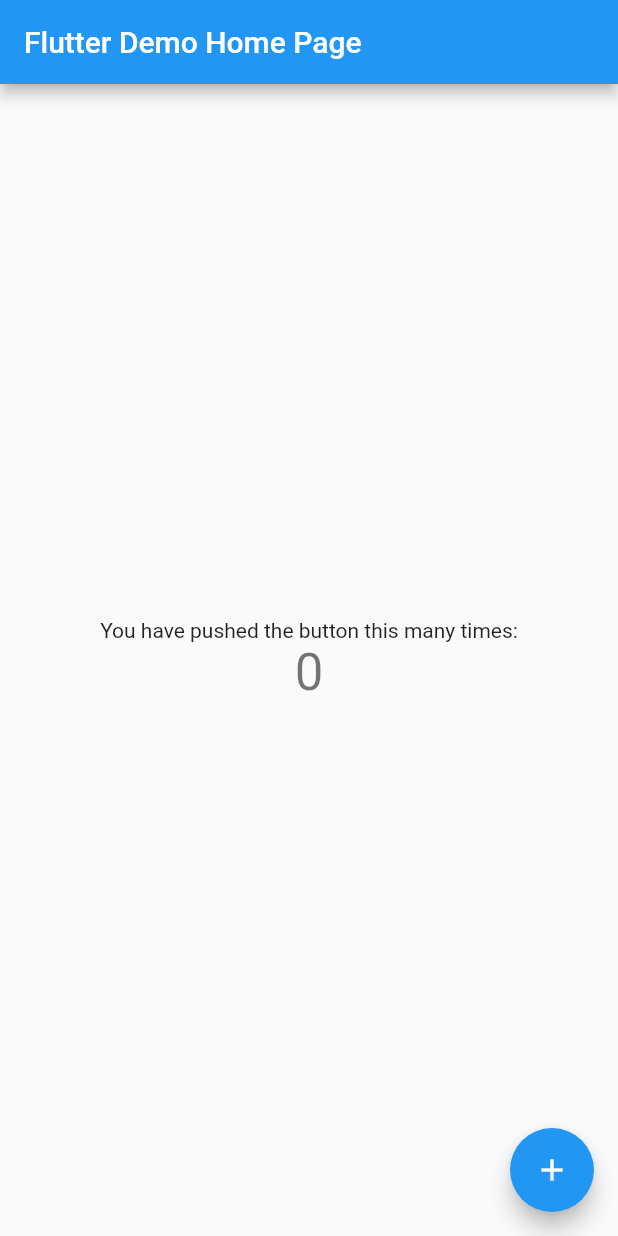
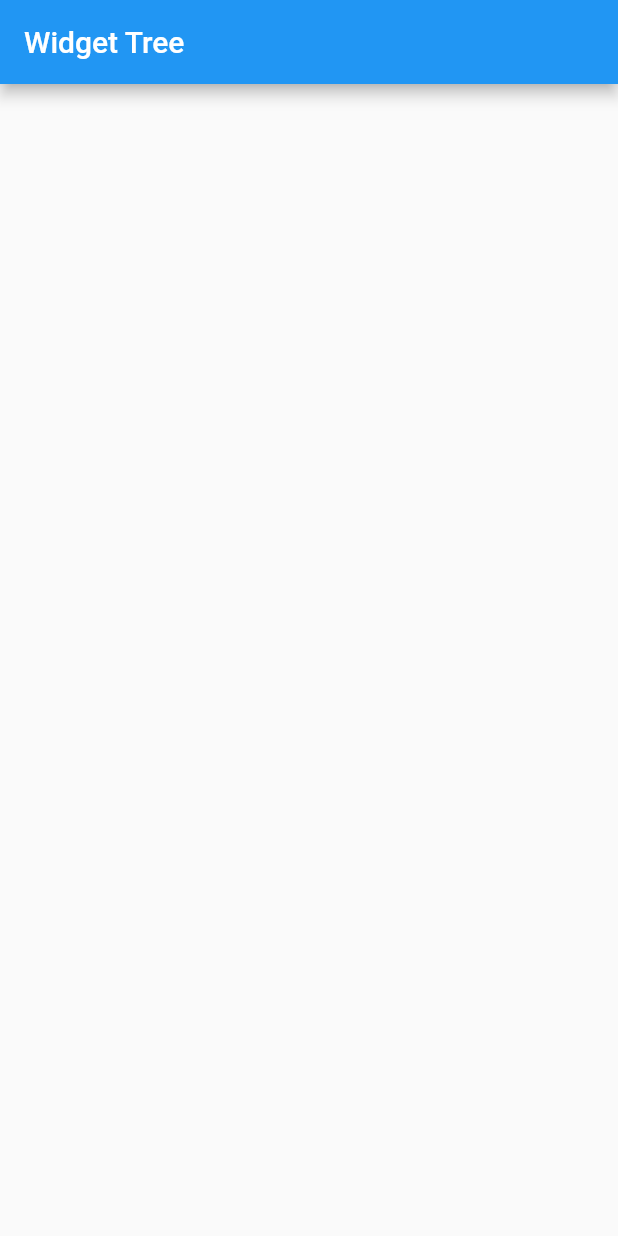
Before and after one commit to EhsanTgv/ui_panel_dashboard_practice, a Flutter app: the screen it shows after launch, on a phone screen of 412 x 824 dp. Run offline on Flutter 3.47's test engine with Material 2 defaults, Android fonts, the phone set to English and light mode, and no system bars.

Commit message:
Implement setup

```diff
--- a/lib/main.dart
+++ b/lib/main.dart
@@ -1,115 +1,19 @@
 import 'package:flutter/material.dart';
+import 'package:ui_panel_dashboard_practice/widget_tree.dart';
 
 void main() {
-  runApp(const MyApp());
+  runApp(MyApp());
 }
 
 class MyApp extends StatelessWidget {
-  const MyApp({super.key});
-
-  // This widget is the root of your application.
   @override
   Widget build(BuildContext context) {
     return MaterialApp(
       title: 'Flutter Demo',
       theme: ThemeData(
-        // This is the theme of your application.
-        //
-        // Try running your application with "flutter run". You'll see the
-        // application has a blue toolbar. Then, without quitting the app, try
-        // changing the primarySwatch below to Colors.green and then invoke
-        // "hot reload" (press "r" in the console where you ran "flutter run",
-        // or simply save your changes to "hot reload" in a Flutter IDE).
-        // Notice that the counter didn't reset back to zero; the application
-        // is not restarted.
         primarySwatch: Colors.blue,
       ),
-      home: const MyHomePage(title: 'Flutter Demo Home Page'),
+      home: WidgetTree(),
     );
   }
 }
-
-class MyHomePage extends StatefulWidget {
-  const MyHomePage({super.key, required this.title});
-
-  // This widget is the home page of your application. It is stateful, meaning
-  // that it has a State object (defined below) that contains fields that affect
-  // how it looks.
-
-  // This class is the configuration for the state. It holds the values (in this
-  // case the title) provided by the parent (in this case the App widget) and
-  // used by the build method of the State. Fields in a Widget subclass are
-  // always marked "final".
-
-  final String title;
-
-  @override
-  State<MyHomePage> createState() => _MyHomePageState();
-}
-
-class _MyHomePageState extends State<MyHomePage> {
-  int _counter = 0;
-
-  void _incrementCounter() {
-    setState(() {
-      // This call to setState tells the Flutter framework that something has
-      // changed in this State, which causes it to rerun the build method below
-      // so that the display can reflect the updated values. If we changed
-      // _counter without calling setState(), then the build method would not be
-      // called again, and so nothing would appear to happen.
-      _counter++;
-    });
-  }
-
-  @override
-  Widget build(BuildContext context) {
-    // This method is rerun every time setState is called, for instance as done
-    // by the _incrementCounter method above.
-    //
-    // The Flutter framework has been optimized to make rerunning build methods
-    // fast, so that you can just rebuild anything that needs updating rather
-    // than having to individually change instances of widgets.
-    return Scaffold(
-      appBar: AppBar(
-        // Here we take the value from the MyHomePage object that was created by
-        // the App.build method, and use it to set our appbar title.
-        title: Text(widget.title),
-      ),
-      body: Center(
-        // Center is a layout widget. It takes a single child and positions it
-        // in the middle of the parent.
-        child: Column(
-          // Column is also a layout widget. It takes a list of children and
-          // arranges them vertically. By default, it sizes itself to fit its
-          // children horizontally, and tries to be as tall as its parent.
-          //
-          // Invoke "debug painting" (press "p" in the console, choose the
-          // "Toggle Debug Paint" action from the Flutter Inspector in Android
-          // Studio, or the "Toggle Debug Paint" command in Visual Studio Code)
-          // to see the wireframe for each widget.
-          //
-          // Column has various properties to control how it sizes itself and
-          // how it positions its children. Here we use mainAxisAlignment to
-          // center the children vertically; the main axis here is the vertical
-          // axis because Columns are vertical (the cross axis would be
-          // horizontal).
-          mainAxisAlignment: MainAxisAlignment.center,
-          children: <Widget>[
-            const Text(
-              'You have pushed the button this many times:',
-            ),
-            Text(
-              '$_counter',
-              style: Theme.of(context).textTheme.headline4,
-            ),
-          ],
-        ),
-      ),
-      floatingActionButton: FloatingActionButton(
-        onPressed: _incrementCounter,
-        tooltip: 'Increment',
-        child: const Icon(Icons.add),
-      ), // This trailing comma makes auto-formatting nicer for build methods.
-    );
-  }
-}
--- /dev/null
+++ b/lib/widget_tree.dart
@@ -0,0 +1,19 @@
+import 'package:flutter/material.dart';
+
+class WidgetTree extends StatefulWidget {
+  const WidgetTree({Key? key}) : super(key: key);
+
+  @override
+  State<WidgetTree> createState() => _WidgetTreeState();
+}
+
+class _WidgetTreeState extends State<WidgetTree> {
+  @override
+  Widget build(BuildContext context) {
+    return Scaffold(
+      appBar: AppBar(
+        title: Text("Widget Tree"),
+      ),
+    );
+  }
+}
```
Also changed, not shown: lib/constants.dart (added, +13 -0 lines).
